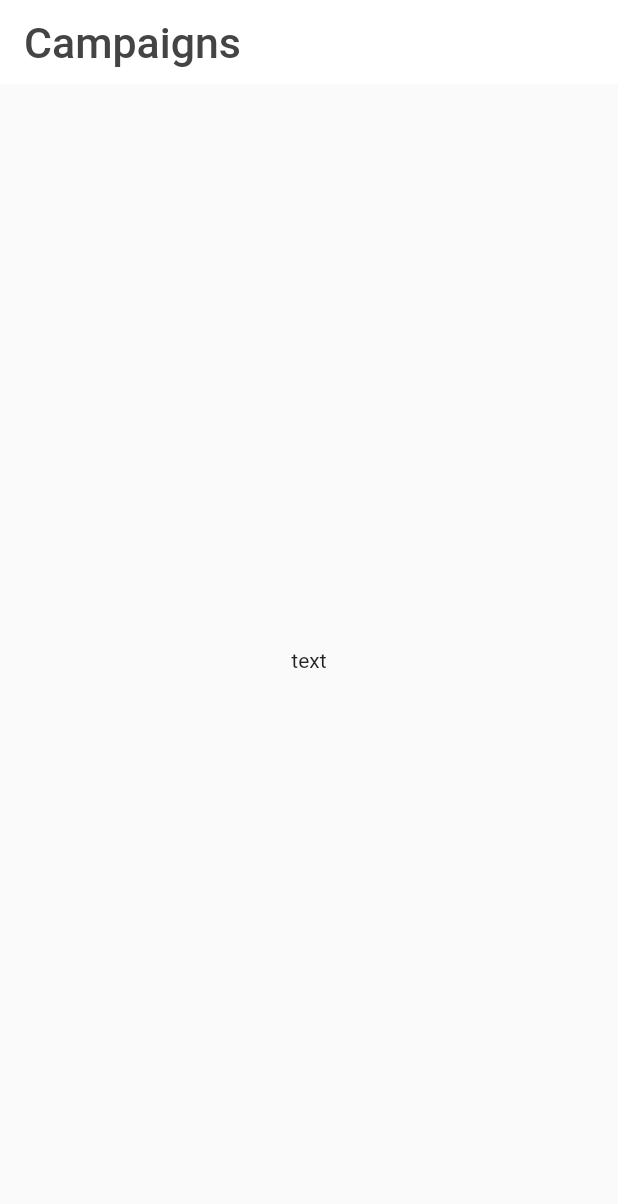
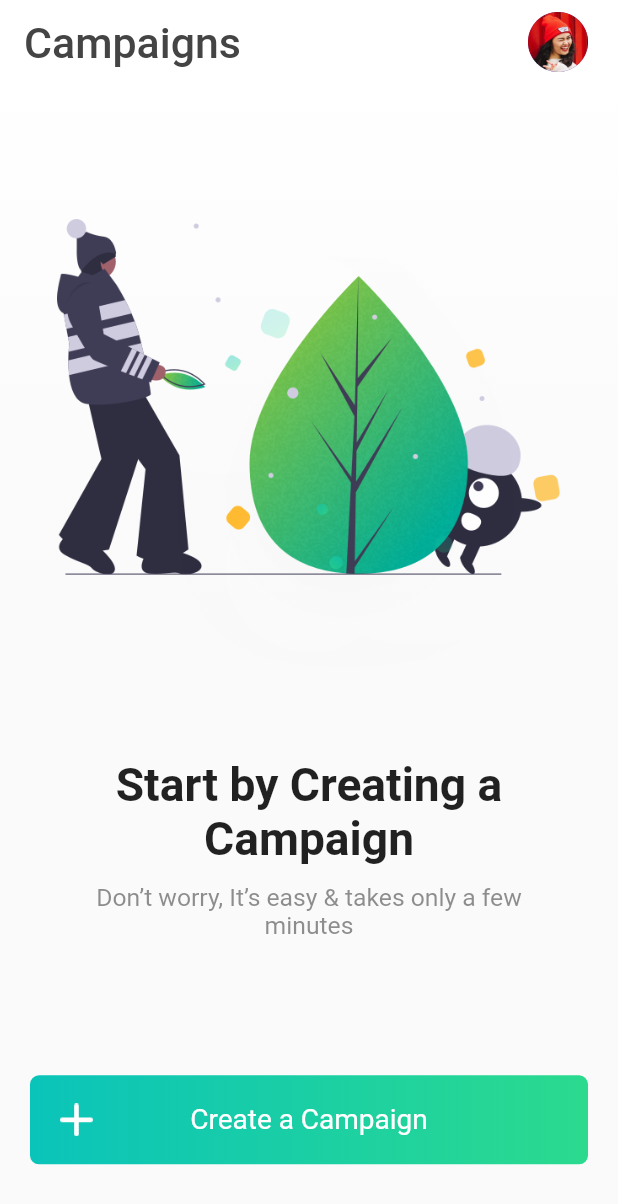
Before and after one commit to KlayThompson/Adboards, a Flutter app: the CampaignsNonePage screen opened directly, on a phone screen of 412 x 824 dp. Shown: the top 1204 px of the screen. Run offline on Flutter 3.47's test engine with Material 2 defaults, Android fonts, the phone set to English and light mode, and no system bars; our stand-ins replace fluro, flutter_screenutil; statements that could not run were skipped.

Commit message:
campaigns none page finish

```diff
--- a/adboards/lib/pages/campaigns_none_page.dart
+++ b/adboards/lib/pages/campaigns_none_page.dart
@@ -1,12 +1,16 @@
+import 'package:adboards/widget/main_button_widget.dart';
 import 'package:flutter/material.dart';
 import 'package:flutter/services.dart';
 import 'package:flutter_screenutil/flutter_screenutil.dart';
 
 class CampaignsNonePage extends StatelessWidget {
 
+  final String avatarAsset = 'resources/img/avatar.png';
+  final String bgImgAsset = 'resources/img/undraw_winter_magic_5xu2.png';
+  final String addAsset = 'resources/img/add.png';
+
   @override
   Widget build(BuildContext context) {
-    SystemChrome.setSystemUIOverlayStyle(SystemUiOverlayStyle.dark);
     return Scaffold(
         appBar: AppBar(
           automaticallyImplyLeading: false,
@@ -15,8 +19,17 @@ class CampaignsNonePage extends StatelessWidget {
           elevation: 0,
           backgroundColor: Colors.white,
           brightness: Brightness.light,
+          actions: <Widget>[
+            _avatarButtonWidget()
+          ],
         ),
-        body: Center(child: Text('text'),)
+        body: ListView(
+          children: <Widget>[
+            _bodyImgWidget(),
+            _centerTextWidget(),
+            _createCampaignsButtonWidget(context)
+          ],
+        )
     );
   }
 
@@ -41,4 +54,64 @@ class CampaignsNonePage extends StatelessWidget {
       ],
     );
   }
+
+  Widget _avatarButtonWidget() {
+    return InkWell(
+      onTap: () {},
+      child: Container(
+        padding: EdgeInsets.only(right: 20),
+        child: CircleAvatar(
+          child: Image.asset(avatarAsset,height: 45,),
+        ),
+      ),
+    );
+  }
+
+  Widget _bodyImgWidget() {
+    return Container(
+      decoration: BoxDecoration(
+        gradient: LinearGradient(
+          colors: [Colors.white, Color.fromARGB(1, 250, 250, 250)],
+          begin: Alignment.topCenter,
+          end: Alignment.bottomCenter
+        )
+      ),
+      padding: EdgeInsets.fromLTRB(38, 90, 38, 60),
+      child: Image.asset(bgImgAsset),
+    );
+  }
+
+  Widget _centerTextWidget() {
+    return Container(
+      padding: EdgeInsets.only(left: 35,right: 35,bottom: 90),
+      child: Column(
+        children: <Widget>[
+          Text(
+            'Start by Creating a Campaign',
+            textAlign: TextAlign.center,
+            style: TextStyle(
+              fontWeight: FontWeight.bold,
+              fontSize: ScreenUtil().setSp(28),
+            ),
+          ),
+          SizedBox(height: 12,),
+          Text(
+            'Don’t worry, It’s easy & takes only a few minutes',
+            textAlign: TextAlign.center,
+            style: TextStyle(
+              color: Color.fromRGBO(68, 68, 68, 0.6),
+              fontSize: ScreenUtil().setSp(15)
+            ),
+          ),
+        ],
+      ),
+    );
+  }
+
+  Widget _createCampaignsButtonWidget(BuildContext context) {
+    return InkWell(
+      onTap: () {},
+      child: MainButtonWidget(icon: addAsset,title: 'Create a Campaign'),
+    );
+  }
 }
--- a/adboards/pubspec.yaml
+++ b/adboards/pubspec.yaml
@@ -52,6 +52,9 @@ flutter:
     - resources/img/arrow_back_ios.png
     - resources/img/leaves.png
     - resources/img/plant.png
+    - resources/img/avatar.png
+    - resources/img/undraw_winter_magic_5xu2.png
+    - resources/img/add.png
 
   # An image asset can refer to one or more resolution-specific "variants", see
   # https://flutter.dev/assets-and-images/#resolution-aware.
```
Also changed, not shown: adboards/resources/img/add.png (added), adboards/resources/img/avatar.png (added), adboards/resources/img/undraw_winter_magic_5xu2.png (added).
